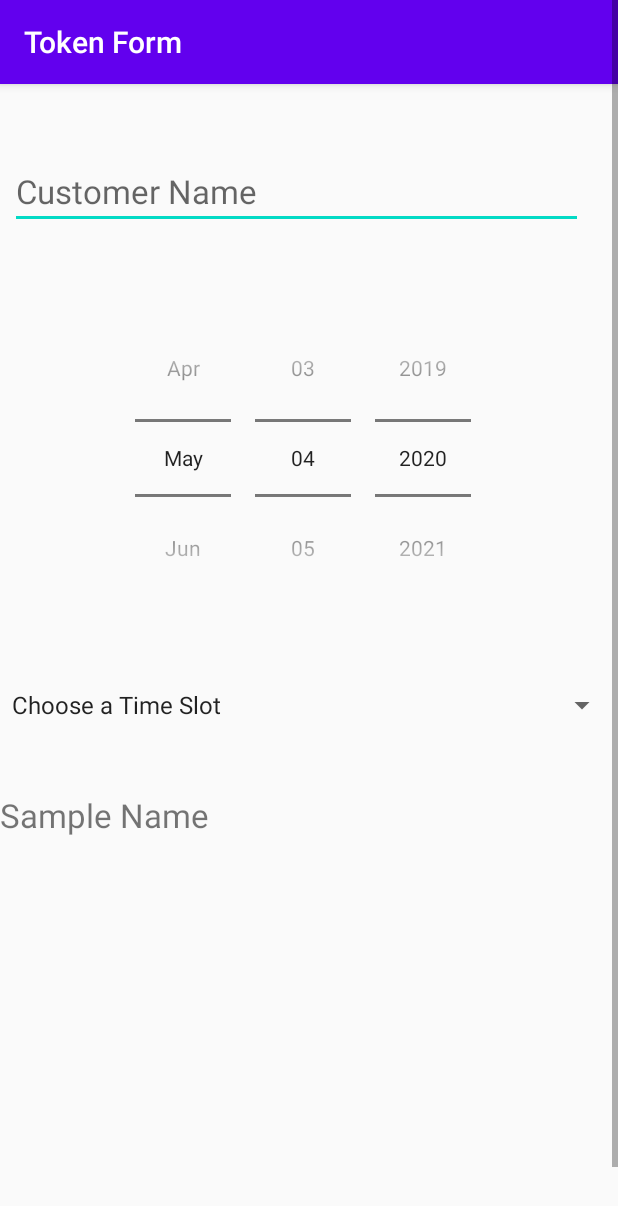
After one commit to Akashbabu007/Hackathon, an Android app: the Appointment screen opened directly, with no data from a screen before it, on a phone screen of 412 x 824 dp. The commit adds this screen. Shown: the top 1206 px of the screen. Run offline under Robolectric (Android 15) with nearby library versions, the phone set to English and light mode, and no system bars; 5 statements that could not run were skipped.

Commit message:
Changes made by Aadhitya on 4th May

```diff
--- a/app/build.gradle
+++ b/app/build.gradle
@@ -26,11 +26,15 @@ android {
 dependencies {
     implementation fileTree(include: ['*.jar'], dir: 'libs')
 
+    implementation 'androidx.appcompat:appcompat:1.1.0'
+    implementation 'com.google.android.material:material:1.1.0'
+    implementation 'androidx.navigation:navigation-fragment:2.2.2'
+    implementation 'androidx.navigation:navigation-ui:2.2.2'
     testImplementation 'junit:junit:4.12'
 
     implementation 'de.hdodenhof:circleimageview:3.1.0'
     implementation 'com.google.android.gms:play-services-places:11.8.0'
-    compile 'com.google.android.gms:play-services:11.8.0'
+    implementation 'com.google.android.gms:play-services:11.8.0'
     implementation 'com.google.firebase:firebase-core:11.8.0'
     implementation 'com.google.firebase:firebase-auth:11.8.0'
     implementation 'com.google.firebase:firebase-messaging:11.8.0'
--- /dev/null
+++ b/app/src/main/java/com/example/hackathon/Appointment.java
@@ -0,0 +1,60 @@
+package com.example.hackathon;
+
+import androidx.appcompat.app.AppCompatActivity;
+import androidx.appcompat.widget.Toolbar;
+
+import android.content.Intent;
+import android.graphics.Color;
+import android.os.Bundle;
+import android.util.Log;
+import android.view.View;
+import android.widget.AdapterView;
+import android.widget.DatePicker;
+import android.widget.EditText;
+import android.widget.Spinner;
+import android.widget.TextView;
+import android.widget.Toast;
+
+
+public class Appointment extends AppCompatActivity {
+    String name;
+    String hash[];
+    String hash1[];
+    EditText customernameet;
+    DatePicker date;
+    Spinner timeslotspinner;
+    TextView storenametv;
+    @Override
+    protected void onCreate(Bundle savedInstanceState) {
+        super.onCreate(savedInstanceState);
+        setContentView(R.layout.activity_appointment);
+        Toolbar myToolbar = (Toolbar) findViewById(R.id.my_toolbar);
+        myToolbar.setTitle("Token Form");
+        myToolbar.setTitleTextColor(Color.WHITE);
+        Intent intent= getIntent();
+
+        name=intent.getStringExtra("name"); //Getting the store name from the Groceries Activity
+        hash=name.split(",");
+        hash1=hash[1].split("=");
+        hash1[1]=hash1[1].substring(0,hash1[1].length()-1);
+        Log.d("NAME OF STORE",hash1[1]);
+        storenametv=(TextView)findViewById(R.id.storenametv);
+        storenametv.setText(hash1[1]);
+        timeslotspinner=(Spinner)findViewById(R.id.timeslotspinner); //Spinner
+        timeslotspinner.setOnItemSelectedListener(new AdapterView.OnItemSelectedListener() {
+            @Override
+            public void onItemSelected(AdapterView<?>parent, View view, int position, long l) {
+                if (parent.getItemAtPosition(position).equals("Choose a Time Slot")){
+                }else {
+                    String item = parent.getItemAtPosition(position).toString();
+                    Toast.makeText(parent.getContext(),"Selected: " +item, Toast.LENGTH_SHORT).show();
+                }
+            }
+             @Override
+             public void onNothingSelected(AdapterView<?> adapterView) {
+            }
+        }
+        );
+
+    }
+}
--- /dev/null
+++ b/app/src/main/res/layout/activity_appointment.xml
@@ -0,0 +1,71 @@
+<?xml version="1.0" encoding="utf-8"?>
+<ScrollView xmlns:android="http://schemas.android.com/apk/res/android"
+    xmlns:app="http://schemas.android.com/apk/res-auto"
+    android:id="@+id/ScrollView01"
+    android:layout_width="wrap_content"
+    android:layout_height="wrap_content"
+    android:scrollbars="vertical">
+    <LinearLayout
+        android:layout_width="fill_parent"
+        android:orientation="vertical"
+        android:layout_height="fill_parent">
+
+        <androidx.appcompat.widget.Toolbar
+            android:id="@+id/my_toolbar"
+            android:layout_width="509dp"
+            android:layout_height="match_parent"
+            android:background="?attr/colorPrimary"
+            android:elevation="4dp"
+
+            android:theme="@style/ThemeOverlay.AppCompat.ActionBar"
+            app:popupTheme="@style/ThemeOverlay.AppCompat.Light" />
+
+        <!--Put form controls here-->
+        <EditText
+            android:id="@+id/customeret"
+            android:layout_width="382dp"
+            android:layout_height="wrap_content"
+            android:layout_marginStart="10px"
+            android:layout_marginTop="70px"
+            android:hint="Customer Name "
+            android:textSize="10pt"></EditText>
+        <DatePicker
+            android:id="@+id/date"
+            android:layout_width="match_parent"
+            android:layout_height="wrap_content"
+            android:calendarViewShown="false"
+            android:layout_marginTop="70px"
+            android:datePickerMode="spinner"/>
+        <Spinner
+            android:id="@+id/timeslotspinner"
+            android:layout_height="wrap_content"
+            android:spinnerMode="dialog"
+            android:prompt="@string/time"
+            android:layout_width="fill_parent"
+            android:layout_marginTop="70px"
+            android:entries="@array/timeslotlist">
+        </Spinner>
+        <TextView
+            android:id="@+id/storenametv"
+            android:layout_width="match_parent"
+            android:layout_height="wrap_content"
+            android:text="Sample Name"
+            android:textSize="10pt"
+            android:layout_marginTop="70px">
+        </TextView>
+        <RelativeLayout  android:layout_width="match_parent"
+            android:layout_height="match_parent"
+            android:gravity="bottom">
+
+        <Button
+            android:layout_width="match_parent"
+            android:layout_weight="1"
+            android:layout_height="wrap_content"
+            android:layout_centerHorizontal="true"
+            android:layout_alignParentBottom="true"
+            android:layout_marginTop="400px"
+            android:text="Submit" />
+        </RelativeLayout>
+
+    </LinearLayout>
+</ScrollView>
--- a/app/src/main/res/layout/activity_groceries.xml
+++ b/app/src/main/res/layout/activity_groceries.xml
@@ -2,6 +2,7 @@
 <RelativeLayout xmlns:android="http://schemas.android.com/apk/res/android"
     android:layout_width="fill_parent"
     android:layout_height="fill_parent"
+    xmlns:app="http://schemas.android.com/apk/res-auto"
     android:orientation="vertical">
 
 
--- /dev/null
+++ b/app/src/main/res/values/dimens.xml
@@ -0,0 +1,3 @@
+<resources>
+    <dimen name="fab_margin">16dp</dimen>
+</resources>
--- a/app/src/main/res/values/strings.xml
+++ b/app/src/main/res/values/strings.xml
@@ -3,6 +3,22 @@
     <string name="Choose">What do you want?</string>
     <string name="content_vegetables">This is a logo for vegetables in main activity</string>
     <string name="content_groceries">This is a logo for groceries in main activity</string>
-    <string name="groceries">GROCIERS</string>
+    <string name="groceries">GROCERIES</string>
     <string name="vegetables">VEGETABLES</string>
+    <string name="title_activity_appointment">Appointment</string>
+    <!-- Strings used for fragments for navigation -->
+
+    <string name="next">Next</string>
+    <string name="previous">Previous</string>
+
+      <!-- Time Slots for the spinner -->
+    <string name="time">Time Slot</string>
+    <string name="time0">Choose a Time Slot</string>
+    <string name="time1">9 am - 10 am</string>
+    <string name="time2">10 am - 11 am</string>
+    <string name="time3">11 am - 12 pm</string>
+    <string name="time4">12 pm -1 pm</string>
+
+
+
 </resources>
--- a/app/src/main/res/values/styles.xml
+++ b/app/src/main/res/values/styles.xml
@@ -11,5 +11,11 @@
     <style name="SplashTheme" parent ="Theme.AppCompat.DayNight.NoActionBar">
         <item name="android:windowBackground">@drawable/splash_screen</item>
     </style>
+    <style name="AppTheme.NoActionBar">
+        <item name="windowActionBar">false</item>
+        <item name="windowNoTitle">true</item>
+    </style>
+    <style name="AppTheme.AppBarOverlay" parent="ThemeOverlay.AppCompat.Dark.ActionBar" />
+    <style name="AppTheme.PopupOverlay" parent="ThemeOverlay.AppCompat.Light" />
 
 </resources>
--- /dev/null
+++ b/app/src/main/res/values/timeslot.xml
@@ -0,0 +1,10 @@
+<?xml version="1.0" encoding="utf-8"?>
+<resources>
+    <string-array name="timeslotlist">
+        <item>@string/time0</item>
+        <item>@string/time1</item>
+        <item>@string/time2</item>
+        <item>@string/time3</item>
+        <item>@string/time4</item>
+    </string-array>
+</resources>
```
Also changed, not shown: app/src/main/AndroidManifest.xml (+15 -19 lines), app/src/main/java/com/example/hackathon/GroceriesActivity.java (+13 -1 lines).
